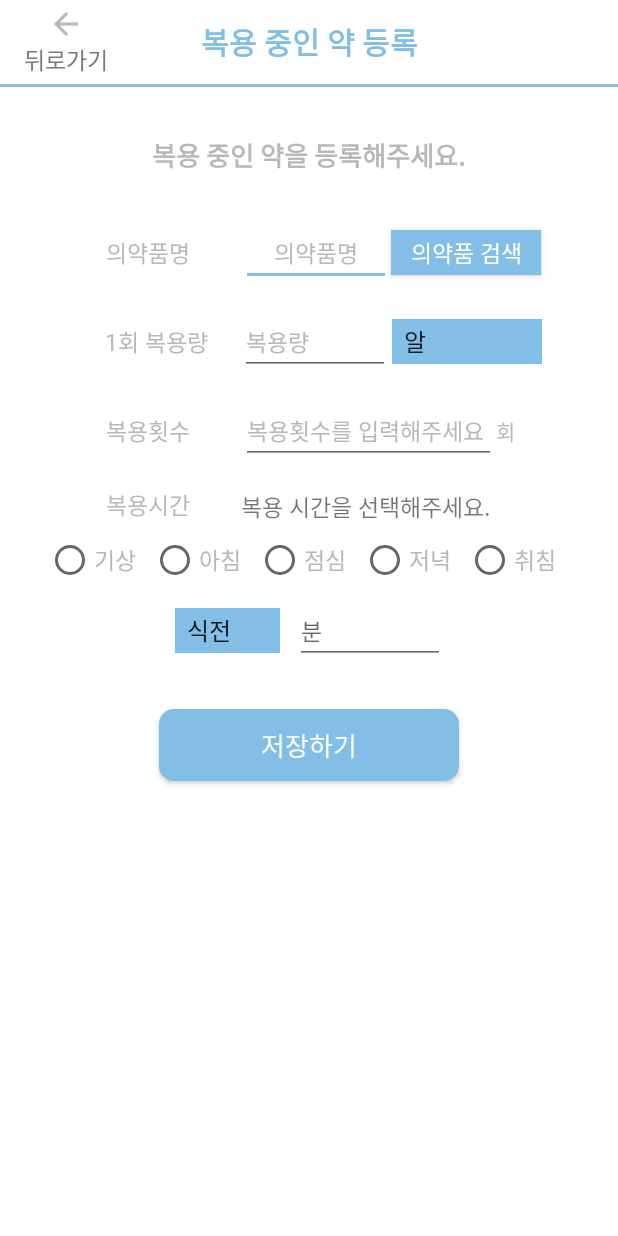
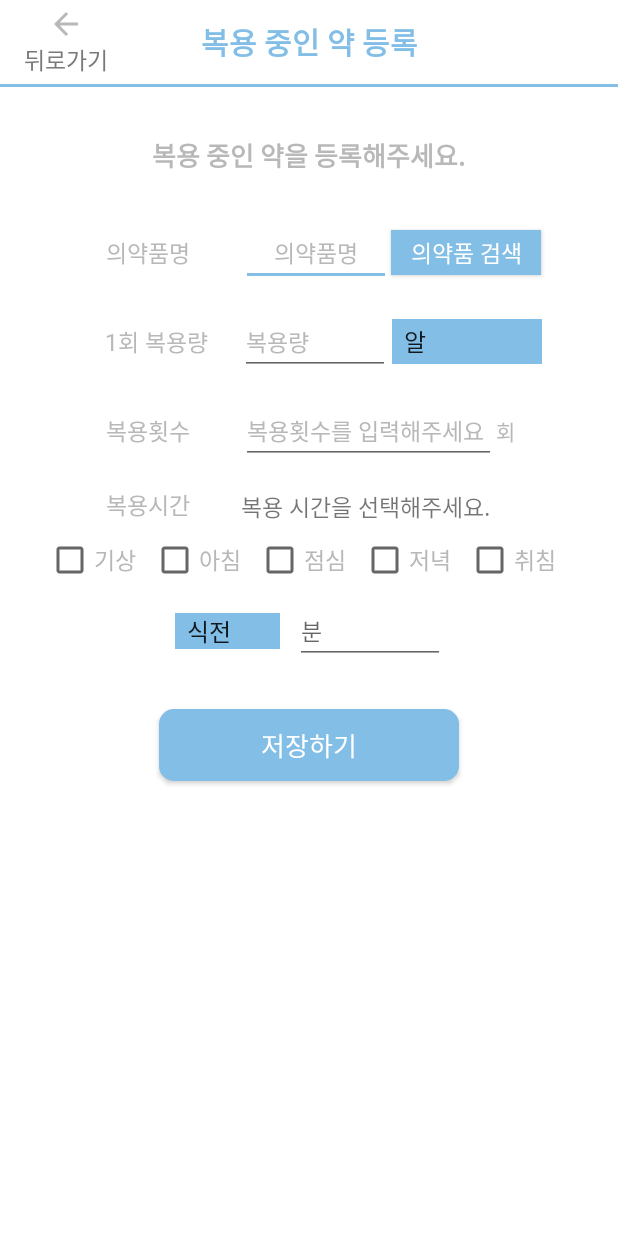
Before and after one commit to namrg/Dangkerbell, an Android app: the addpillActivity screen opened directly, with no data from a screen before it, on a phone screen of 412 x 824 dp. Run offline under Robolectric (Android 15) with nearby library versions, the phone set to English and light mode, and no system bars; our stand-ins replace Firebase (no records; nobody signed in at launch, a user with empty details on screens opened directly).

Commit message:
직접등록
아직 미완,,,

```diff
--- a/app/build.gradle
+++ b/app/build.gradle
@@ -48,7 +48,7 @@ dependencies {
     //add the Firebase SDK for Google Analytics
     implementation 'com.google.firebase:firebase-analytics:17.2.2'
     //firebase- 안드로이드 연결
-    implementation 'com.google.firebase:firebase-database:19.1.0'
+    implementation 'com.google.firebase:firebase-firestore:21.2.1'
 
     //firebase 기반 구글 로그인
     implementation 'com.google.firebase:firebase-auth:19.1.0'
--- a/app/src/main/java/com/example/dankerbell/pillManagement/addpillActivity.java
+++ b/app/src/main/java/com/example/dankerbell/pillManagement/addpillActivity.java
@@ -1,15 +1,36 @@
 package com.example.dankerbell.pillManagement;
 
 import android.os.Bundle;
+import android.util.Log;
 import android.view.View;
+import android.widget.ArrayAdapter;
+import android.widget.Button;
+import android.widget.CheckBox;
+import android.widget.EditText;
+import android.widget.Spinner;
 import android.widget.TextView;
-
 import androidx.appcompat.app.AppCompatActivity;
 
 import com.example.dankerbell.R;
+import com.google.firebase.auth.FirebaseAuth;
+import com.google.firebase.auth.FirebaseUser;
+import com.google.firebase.firestore.FirebaseFirestore;
 
 public class addpillActivity extends AppCompatActivity { // 약 직접등록 클래스
     TextView back;
+    private static final String DEFAULT_COLLECTION="NULL";
+    private EditText mpill_name;
+    private EditText mamount;
+    private Spinner munit_amount;
+    private EditText mcount;
+    private CheckBox mw,mm,ml,me,mn;
+    private Spinner mpilltime;
+    private EditText mtimes;
+    private Button mstore;
+
+    private FirebaseFirestore mFirestore;
+
+    // 디비 연결, 사용자 받아오는 거는 다 하나에서 하는 게 좋을듯
 
     protected void onCreate(Bundle savedInstanceState) {
         super.onCreate(savedInstanceState);
@@ -22,6 +43,69 @@ public class addpillActivity extends AppCompatActivity { // 약 직접등록 클
             }
         });
 
+        //각각의 입력 id에 맞는 입력값을 받아오는 부분
+        //start get input
+        mpill_name = findViewById(R.id.pill_name);
+        mamount = findViewById(R.id.amount);
 
+        munit_amount = (Spinner)findViewById(R.id.diabeteskindspinner);
+        ArrayAdapter<CharSequence> adapter = ArrayAdapter.createFromResource(this, R.array.my_array, android.R.layout.simple_spinner_item);
+        adapter.setDropDownViewResource(android.R.layout.simple_spinner_dropdown_item);
+        munit_amount.setAdapter(adapter);
+
+        mcount = findViewById(R.id.count);
+        mw = (CheckBox)findViewById(R.id.wakeUp);
+        mm = (CheckBox)findViewById(R.id.morning);
+        ml = (CheckBox)findViewById(R.id.lunch);
+        me = (CheckBox)findViewById(R.id.evening);
+        mn = (CheckBox)findViewById(R.id.night);
+
+        mpilltime = (Spinner)findViewById(R.id.pilltime);
+        ArrayAdapter<CharSequence> adapter1 = ArrayAdapter.createFromResource(this, R.array.interval, android.R.layout.simple_spinner_item);
+        adapter1.setDropDownViewResource(android.R.layout.simple_spinner_dropdown_item);
+        mpilltime.setAdapter(adapter1);
+
+        mtimes = findViewById(R.id.times);
+        mstore = findViewById(R.id.store);
+        //end
+
+        addPill();
+    }
+
+    public void addPill(){
+        //xml에서 받은 정보를 String형으로 다 변환
+        //start convert
+        final String pillName = mpill_name.getText().toString();
+        final String amt = mamount.getText().toString();
+        final String uamnt =munit_amount.getSelectedItem().toString();
+        final String cnt = mcount.getText().toString();
+        final String pilltime = mpilltime.getSelectedItem().toString();
+        final String times =mtimes.getText().toString();
+        FirebaseUser user = FirebaseAuth.getInstance().getCurrentUser();
+        final String User = user.getEmail();
+
+        mstore.setOnClickListener(new View.OnClickListener(){
+            @Override
+            public void onClick(View v) {
+                String takingTime="";
+                if (mw.isChecked() == true)
+                    takingTime += mw.getText().toString();
+                if (mm.isChecked() == true)
+                    takingTime += ","+mw.getText().toString();
+                if (ml.isChecked() == true)
+                    takingTime += ","+ mw.getText().toString();
+                if (me.isChecked() == true)
+                    takingTime+= ","+mw.getText().toString();
+                if (mn.isChecked() == true)
+                    takingTime+= mw.getText().toString();
+                //end
+
+                //디비에 올리는 부분, document가 중복이면 덮어쓰기가 되는 문제점이 아직 있음
+                InfoaddPill addpill = new InfoaddPill(pillName, amt, uamnt,cnt, takingTime, pilltime,times);
+                mFirestore=FirebaseFirestore.getInstance();
+
+                mFirestore.collection("takingPill").document(User).set(addpill);
+            }
+        });
     }
 }
--- a/app/src/main/res/layout/activity_addpill.xml
+++ b/app/src/main/res/layout/activity_addpill.xml
@@ -97,6 +97,7 @@
                     android:textSize="15dp"></TextView>
 
                 <EditText
+                    android:id="@+id/pill_name"
                     android:layout_width="100dp"
                     android:layout_height="wrap_content"
                     android:layout_gravity="center"
@@ -133,6 +134,7 @@
                     android:textSize="15dp"></TextView>
 
                 <EditText
+                    android:id="@+id/amount"
                     android:layout_width="100dp"
                     android:layout_height="wrap_content"
                     android:fontFamily="@font/nanumsquare_acr"
@@ -172,10 +174,11 @@
                     android:textSize="15dp"></TextView>
 
                 <EditText
+                    android:id="@+id/count"
                     android:layout_width="170dp"
+
                     android:layout_height="wrap_content"
                     android:fontFamily="@font/nanumsquare_acr"
-
                     android:hint="복용횟수를 입력해주세요"
                     android:textColorHint="#B8b8b8"
                     android:textSize="15dp" />
@@ -216,66 +219,56 @@
 
             </LinearLayout>
 
-
-
             <LinearLayout
                 android:layout_width="match_parent"
                 android:layout_height="wrap_content"
+                android:layout_marginTop="5dp"
                 android:gravity="center"
-                android:layout_marginTop="5dp"
                 android:orientation="horizontal">
 
-                <RadioButton
+
+                <CheckBox
+                    android:id="@+id/wakeUp"
                     android:layout_width="70dp"
                     android:layout_height="40dp"
-
                     android:fontFamily="@font/nanumsquare_acr"
                     android:text="기상"
-
                     android:textColor="#B8B8B8"
                     android:textSize="15dp" />
 
-                <RadioButton
-
+                <CheckBox
+                    android:id="@+id/morning"
                     android:layout_width="70dp"
                     android:layout_height="40dp"
-
                     android:fontFamily="@font/nanumsquare_acr"
-
                     android:text="아침"
                     android:textColor="#B8B8B8"
                     android:textSize="15dp" />
 
-                <RadioButton
-
+                <CheckBox
+                    android:id="@+id/lunch"
                     android:layout_width="70dp"
                     android:layout_height="40dp"
-
                     android:fontFamily="@font/nanumsquare_acr"
                     android:text="점심"
-
                     android:textColor="#B8B8B8"
                     android:textSize="15dp" />
 
-                <RadioButton
-
+                <CheckBox
+                    android:id="@+id/evening"
                     android:layout_width="70dp"
                     android:layout_height="40dp"
-
                     android:fontFamily="@font/nanumsquare_acr"
                     android:text="저녁"
-
                     android:textColor="#B8B8B8"
                     android:textSize="15dp" />
 
-                <RadioButton
-
+                <CheckBox
+                    android:id="@+id/night"
                     android:layout_width="70dp"
                     android:layout_height="40dp"
-
                     android:fontFamily="@font/nanumsquare_acr"
                     android:text="취침"
-
                     android:textColor="#B8B8B8"
                     android:textSize="15dp" />
 
@@ -291,7 +284,7 @@
                 <Spinner
                     android:id="@+id/pilltime"
                     android:layout_width="70dp"
-                    android:layout_height="30dp"
+                    android:layout_height="wrap_content"
                     android:layout_marginLeft="1dp"
                     android:layout_marginRight="10dp"
                     android:background="@color/colorAccent"
@@ -300,6 +293,7 @@
                     android:textColor="#ffffff"></Spinner>
 
                 <EditText
+                    android:id="@+id/times"
                     android:layout_width="100dp"
                     android:layout_height="wrap_content"
                     android:fontFamily="@font/nanumsquare_acr"
--- a/app/src/main/res/values/array.xml
+++ b/app/src/main/res/values/array.xml
@@ -12,7 +12,6 @@
         <item> 1형</item>
         <item> 2형</item>
         <item> 3형</item>
-
     </string-array>
 
 
```
Also changed, not shown: app/src/main/java/com/example/dankerbell/pillManagement/InfoaddPill.java (added, +43 -0 lines), 1 other file.
